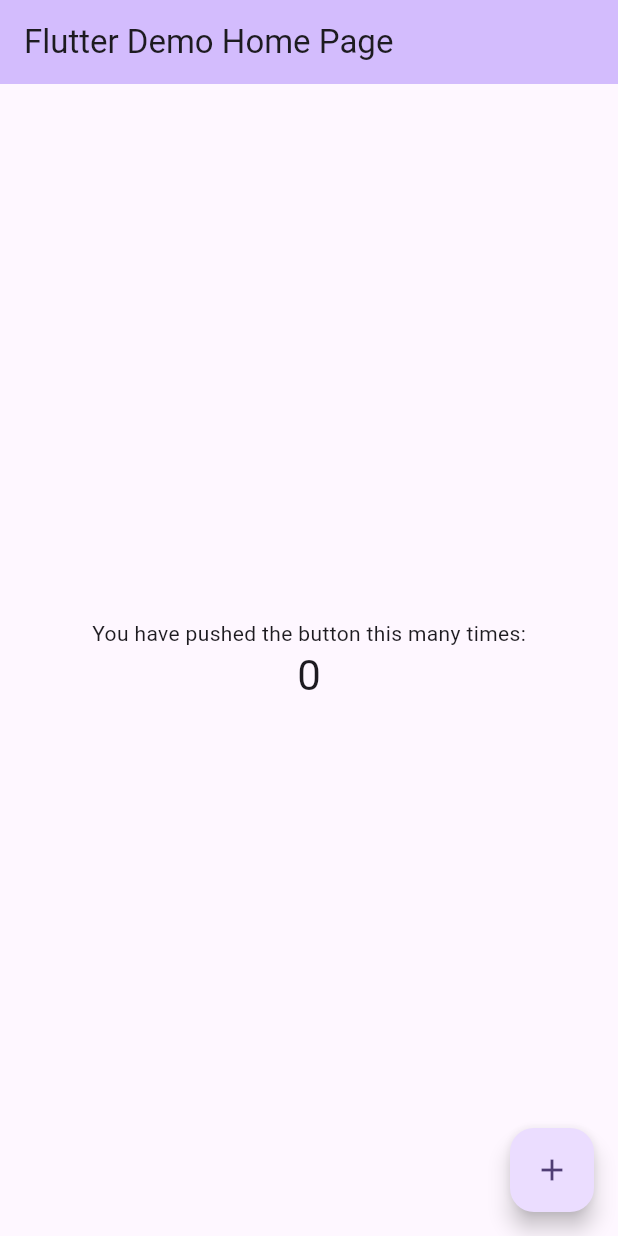
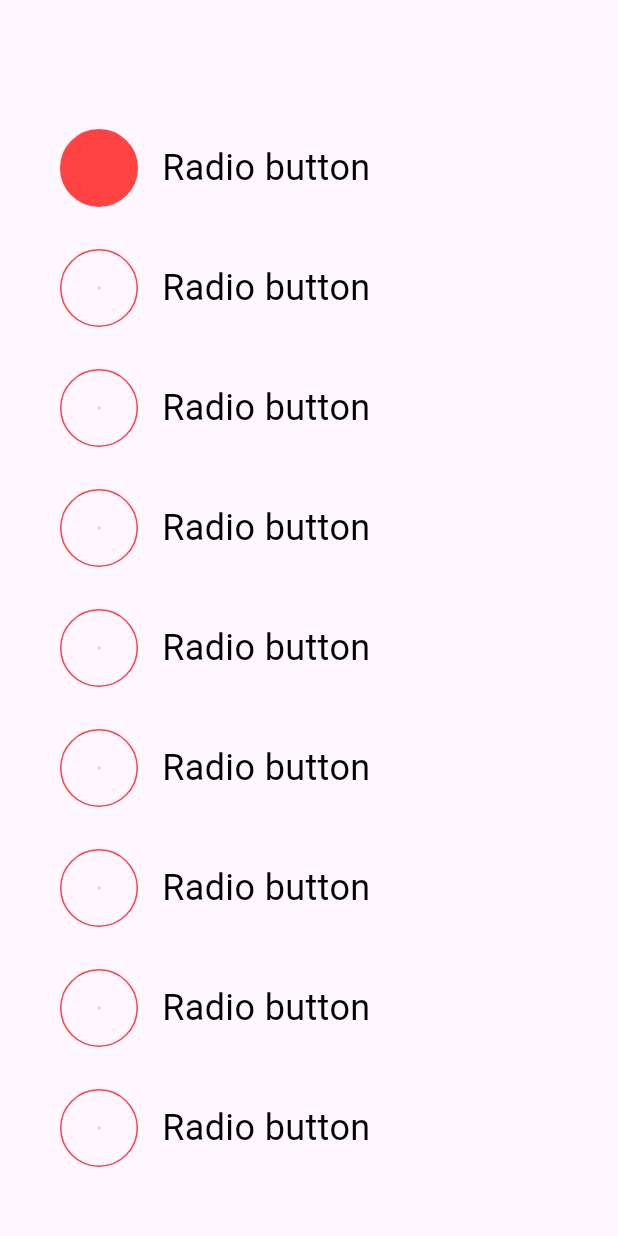
Before and after one commit to DeimeralGIT/flutter_sandbox, a Flutter app: the screen it shows after launch, on a phone screen of 412 x 824 dp. Run offline on Flutter 3.47's test engine with Material 3 defaults, Android fonts, the phone set to English and light mode, and no system bars; our stand-ins replace bloc, flutter_bloc.

Commit message:
radio button layout

```diff
--- a/flutter_sandbox/lib/main.dart
+++ b/flutter_sandbox/lib/main.dart
@@ -1,4 +1,8 @@
 import 'package:flutter/material.dart';
+import 'package:flutter_bloc/flutter_bloc.dart';
+import 'package:flutter_sandbox/manager/radio_button_bloc.dart';
+import 'package:flutter_sandbox/manager/radio_button_event.dart';
+import 'package:flutter_sandbox/manager/radio_button_state.dart';
 
 void main() {
   runApp(const MyApp());
@@ -7,7 +11,6 @@ void main() {
 class MyApp extends StatelessWidget {
   const MyApp({super.key});
 
-  // This widget is the root of your application.
   @override
   Widget build(BuildContext context) {
     return MaterialApp(
@@ -16,55 +19,108 @@ class MyApp extends StatelessWidget {
         colorScheme: ColorScheme.fromSeed(seedColor: Colors.deepPurple),
         useMaterial3: true,
       ),
-      home: const MyHomePage(title: 'Flutter Demo Home Page'),
+      home: MyHomePage(),
     );
   }
 }
 
-class MyHomePage extends StatefulWidget {
-  const MyHomePage({super.key, required this.title});
+class MyHomePage extends StatelessWidget {
+  MyHomePage({super.key});
 
-  final String title;
-
-  @override
-  State<MyHomePage> createState() => _MyHomePageState();
-}
-
-class _MyHomePageState extends State<MyHomePage> {
-  int _counter = 0;
-
-  void _incrementCounter() {
-    setState(() {
-      _counter++;
-    });
-  }
+  final bloc = RadioButtonBloc();
 
   @override
   Widget build(BuildContext context) {
     return Scaffold(
-      appBar: AppBar(
-        backgroundColor: Theme.of(context).colorScheme.inversePrimary,
-        title: Text(widget.title),
+      body: Padding(
+        padding: const EdgeInsets.only(
+          left: 16,
+          top: 64,
+          bottom: 24,
+        ),
+        child: BlocBuilder<RadioButtonBloc, RadioButtonState>(
+            bloc: bloc,
+            builder: (context, state) {
+              return ListView.builder(
+                itemCount: 10,
+                itemBuilder: (context, index) => CustomRadioButton(
+                  bloc: bloc,
+                  index: index,
+                ),
+              );
+            }),
       ),
-      body: Center(
-        child: Column(
-          mainAxisAlignment: MainAxisAlignment.center,
-          children: <Widget>[
+    );
+  }
+}
+
+class CustomRadioButton extends StatelessWidget {
+  const CustomRadioButton({
+    super.key,
+    required this.bloc,
+    required this.index,
+  });
+
+  final RadioButtonBloc bloc;
+  final int index;
+
+  void onRadioButtonTap() {
+    bloc.add(RadioButtonUpdateEvent(selectedIndex: index));
+  }
+
+  bool get isSelected => bloc.state.selectedIndex == index;
+
+  @override
+  Widget build(BuildContext context) {
+    return GestureDetector(
+      onTap: onRadioButtonTap,
+      child: Padding(
+        padding: const EdgeInsets.only(
+          top: 22,
+          bottom: 6,
+          left: 24,
+          right: 24,
+        ),
+        child: Row(
+          children: [
+            DecoratedBox(
+              decoration: BoxDecoration(
+                shape: BoxShape.circle,
+                border: Border.all(
+                  color: const Color.fromRGBO(255, 66, 66, 1),
+                ),
+                color: isSelected ? const Color.fromRGBO(255, 66, 66, 1) : null,
+              ),
+              child: SizedBox(
+                height: 52,
+                width: 52,
+                child: isSelected
+                    ? null
+                    : const Center(
+                        child: DecoratedBox(
+                          decoration: BoxDecoration(
+                            color: Color.fromRGBO(255, 66, 66, 0.3),
+                            shape: BoxShape.circle,
+                          ),
+                          child: SizedBox(
+                            height: 2,
+                            width: 2,
+                          ),
+                        ),
+                      ),
+              ),
+            ),
+            const SizedBox(width: 16),
             const Text(
-              'You have pushed the button this many times:',
-            ),
-            Text(
-              '$_counter',
-              style: Theme.of(context).textTheme.headlineMedium,
+              'Radio button',
+              style: TextStyle(
+                color: Colors.black,
+                fontSize: 24,
+              ),
             ),
           ],
         ),
       ),
-      floatingActionButton: FloatingActionButton(
-        onPressed: _incrementCounter,
-        tooltip: 'Increment',
-        child: const Icon(Icons.add),
-      ),
     );
   }
 }
--- /dev/null
+++ b/flutter_sandbox/lib/manager/radio_button_bloc.dart
@@ -0,0 +1,12 @@
+import 'package:bloc/bloc.dart';
+import 'package:flutter_sandbox/manager/radio_button_event.dart';
+import 'package:flutter_sandbox/manager/radio_button_state.dart';
+
+class RadioButtonBloc extends Bloc<RadioButtonEvent, RadioButtonState> {
+  RadioButtonBloc() : super(RadioButtonInitialState()) {
+    on<RadioButtonUpdateEvent>((event, emit) {
+      emit(RadioButtonNeedsUpdateState(selectedIndex: state.selectedIndex));
+      emit(RadioButtonUpdatedState(selectedIndex: event.selectedIndex));
+    });
+  }
+}
--- /dev/null
+++ b/flutter_sandbox/lib/manager/radio_button_event.dart
@@ -0,0 +1,8 @@
+abstract class RadioButtonEvent {}
+
+class RadioButtonUpdateEvent extends RadioButtonEvent {
+  RadioButtonUpdateEvent({
+    required this.selectedIndex,
+  });
+  final int selectedIndex;
+}
--- /dev/null
+++ b/flutter_sandbox/lib/manager/radio_button_state.dart
@@ -0,0 +1,22 @@
+abstract class RadioButtonState {
+  RadioButtonState({
+    required this.selectedIndex,
+  });
+  final int selectedIndex;
+}
+
+class RadioButtonInitialState extends RadioButtonState {
+  RadioButtonInitialState() : super(selectedIndex: 0);
+}
+
+class RadioButtonNeedsUpdateState extends RadioButtonState {
+  RadioButtonNeedsUpdateState({
+    required super.selectedIndex,
+  });
+}
+
+class RadioButtonUpdatedState extends RadioButtonState {
+  RadioButtonUpdatedState({
+    required super.selectedIndex,
+  });
+}
--- a/flutter_sandbox/pubspec.yaml
+++ b/flutter_sandbox/pubspec.yaml
@@ -30,6 +30,10 @@ environment:
 dependencies:
   flutter:
     sdk: flutter
+
+  bloc: ^8.1.2
+
+  flutter_bloc: ^8.1.3
 
 
   # The following adds the Cupertino Icons font to your application.
```
